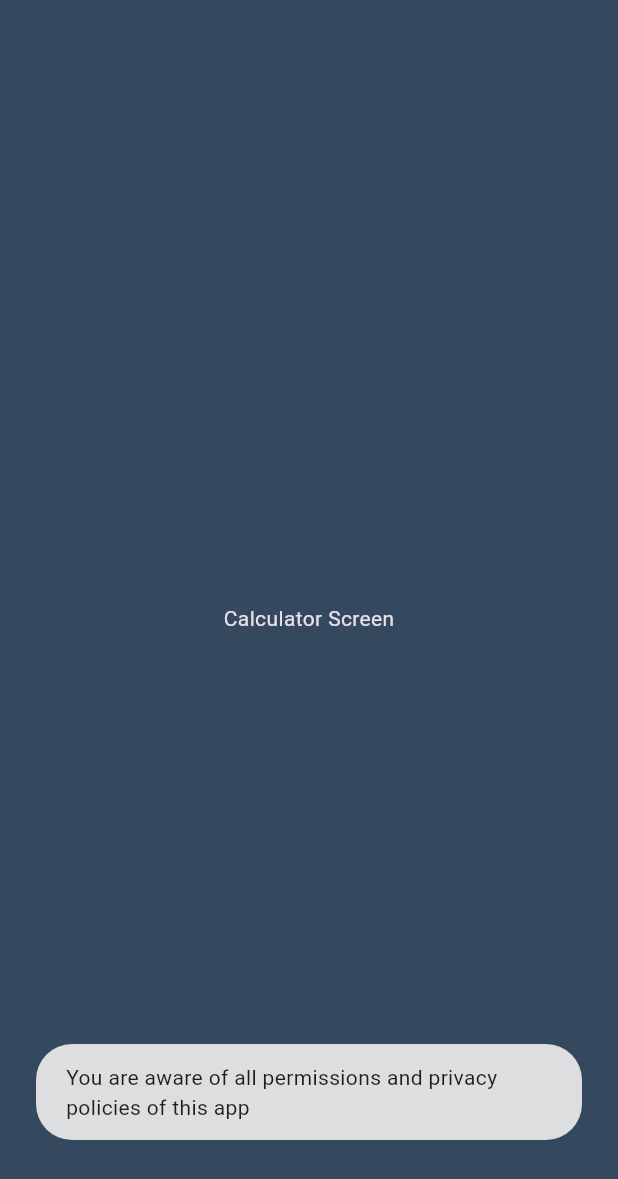
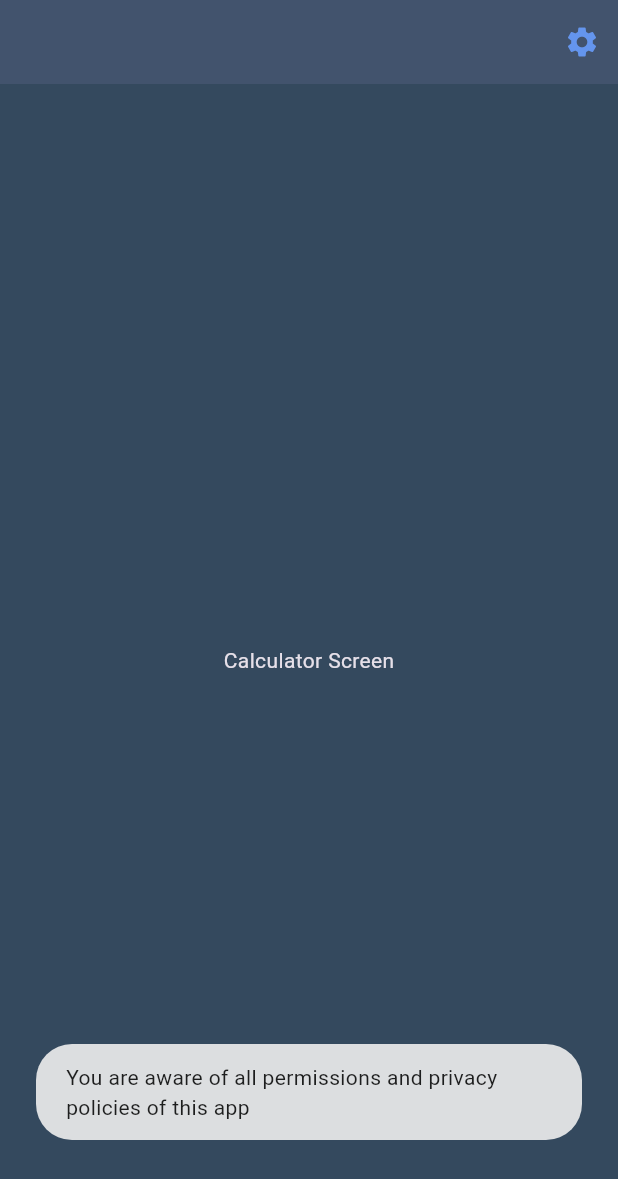
Before and after one commit to alazad214/Vault-app, a Flutter app: the screen it shows after launch, after a tap on "Agree & Continue", on a phone screen of 412 x 824 dp. Shown: the top 1179 px of the screen. Run offline on Flutter 3.47's test engine with Material 3 defaults, Android fonts, the phone set to English and light mode, and no system bars; our stand-ins replace fluttertoast, get.

Commit message:
custom appbar added

```diff
--- a/lib/presentation/calculator/views/calculator_screen.dart
+++ b/lib/presentation/calculator/views/calculator_screen.dart
@@ -1,4 +1,5 @@
 import 'package:flutter/material.dart';
+import 'package:vault_app/widgets/custom_appbar.dart';
 
 class CalculatorScreen extends StatelessWidget {
   const CalculatorScreen({super.key});
@@ -6,6 +7,7 @@ class CalculatorScreen extends StatelessWidget {
   @override
   Widget build(BuildContext context) {
     return Scaffold(
+      appBar: CustomAppbar(),
       body: Center(
         child: Text("Calculator Screen"),
       ),
--- /dev/null
+++ b/lib/widgets/custom_appbar.dart
@@ -0,0 +1,47 @@
+import 'package:flutter/material.dart';
+import 'package:get/get.dart';
+import 'package:vault_app/utils/color.dart';
+
+class CustomAppbar extends StatelessWidget implements PreferredSizeWidget {
+  final String? title;
+  final bgcolor;
+  final leading;
+  final Actions;
+  final actionOntap;
+  const CustomAppbar(
+      {super.key,
+      this.title,
+      this.bgcolor,
+      this.leading,
+      this.Actions,
+      this.actionOntap});
+
+  @override
+  Widget build(BuildContext context) {
+    return AppBar(
+      automaticallyImplyLeading: false,
+      title: Text(title ?? ""),
+      backgroundColor: bgcolor ?? Colors.transparent,
+      leading: leading == true
+          ? IconButton(
+              onPressed: () {
+                Get.back();
+              },
+              icon: Icon(Icons.arrow_back))
+          : null,
+      actions: Actions ??
+          [
+            IconButton(
+                onPressed: actionOntap,
+                icon: Icon(
+                  Icons.settings,
+                  color: AppColor.secondary,
+                ))
+          ],
+    );
+  }
+
+  @override
+  // TODO: implement preferredSize
+  Size get preferredSize => Size.fromHeight(kToolbarHeight);
+}
```
